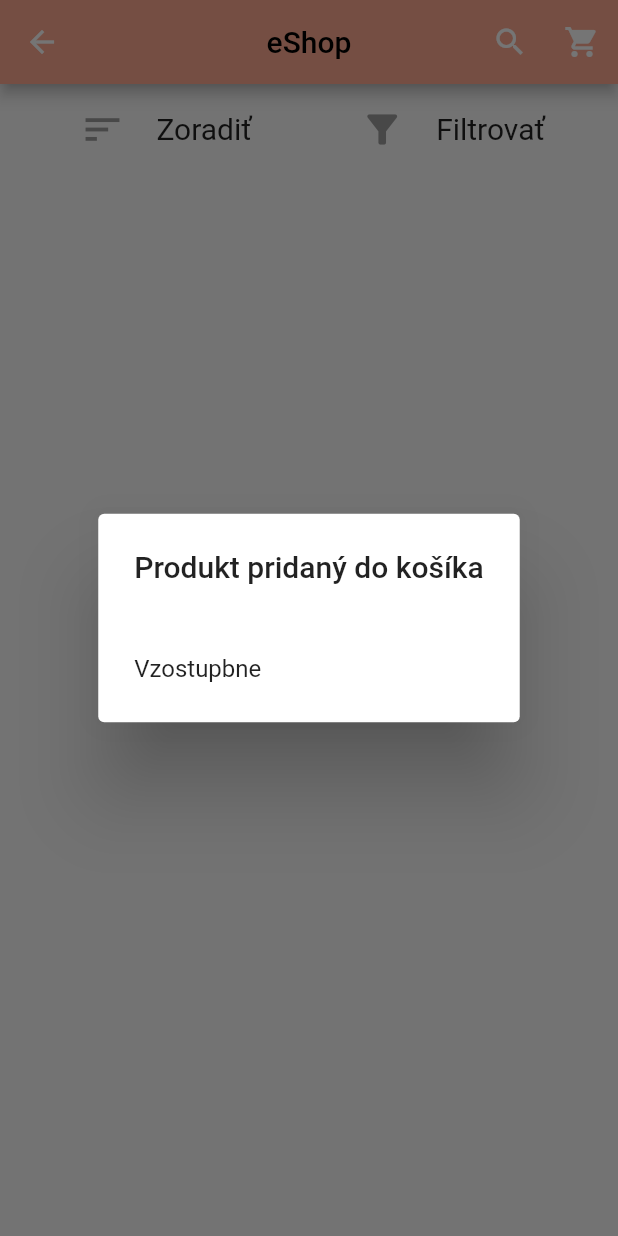
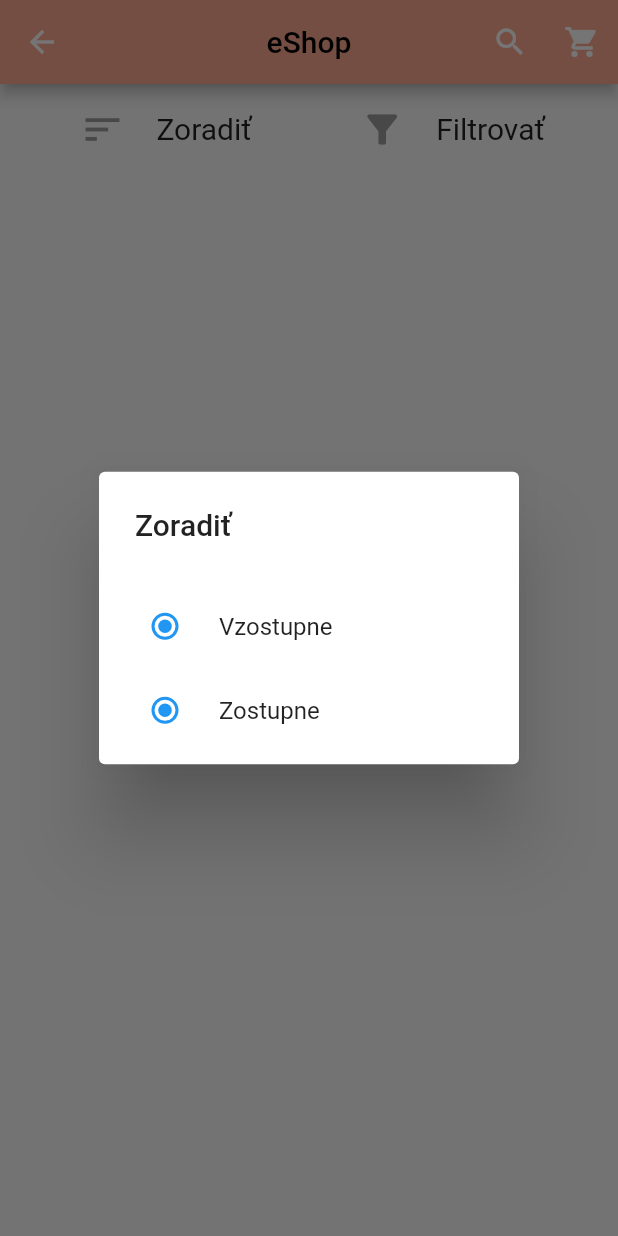
Before and after one commit to Bombarder70/flutter_eshop, a Flutter app: the SecondPage screen opened directly with empty values, after a tap on "Zoradiť", on a phone screen of 412 x 824 dp. Run offline on Flutter 3.47's test engine with Material 2 defaults, Android fonts, the phone set to English and light mode, and no system bars; our stand-ins replace cached_network_image, flutter_rating_bar; missing offline and left inert: flutter_material_color_picker, loadmore; network calls fail.

Commit message:
specific page radio

```diff
--- a/lib/specific_page.dart
+++ b/lib/specific_page.dart
@@ -124,6 +124,18 @@ class FilterItem extends StatelessWidget {
     required this.icon,
   }) : super(key: key);
 
+  void onChanged(int? value) {
+    print("Radio has been tapped.");
+
+    //Whatever happendeed, it was clicked, so call the extra method
+    //eitherRadioTapped();
+
+    /*setState(() {
+      radioGroupValue = value;
+    });*/
+    //return false;
+  }
+
   @override
   Widget build(BuildContext context) {
     return Expanded(
@@ -132,13 +144,26 @@ class FilterItem extends StatelessWidget {
           showDialog<String>(
             context: context,
             builder: (BuildContext context) => AlertDialog(
-              title: const Text('Produkt pridaný do košíka'),
+              title: const Text('Zoradiť'),
               actions: [
                 Column(
                   children: [
-                    ListTile(
-                      title: const Text('Vzostupbne'),
+                    RadioListTile(
+                      title: const Text('Vzostupne'),
+                      value: 1,
+                      groupValue: 1,
+                      onChanged: (int? value) {
+                        onChanged(value);
+                      },
                     ),
+                    RadioListTile(
+                      title: const Text('Zostupne'),
+                      value: 1,
+                      groupValue: 1,
+                      onChanged: (int? value) {
+                        onChanged(value);
+                      },
+                    )
                   ],
                 )
               ],
```
